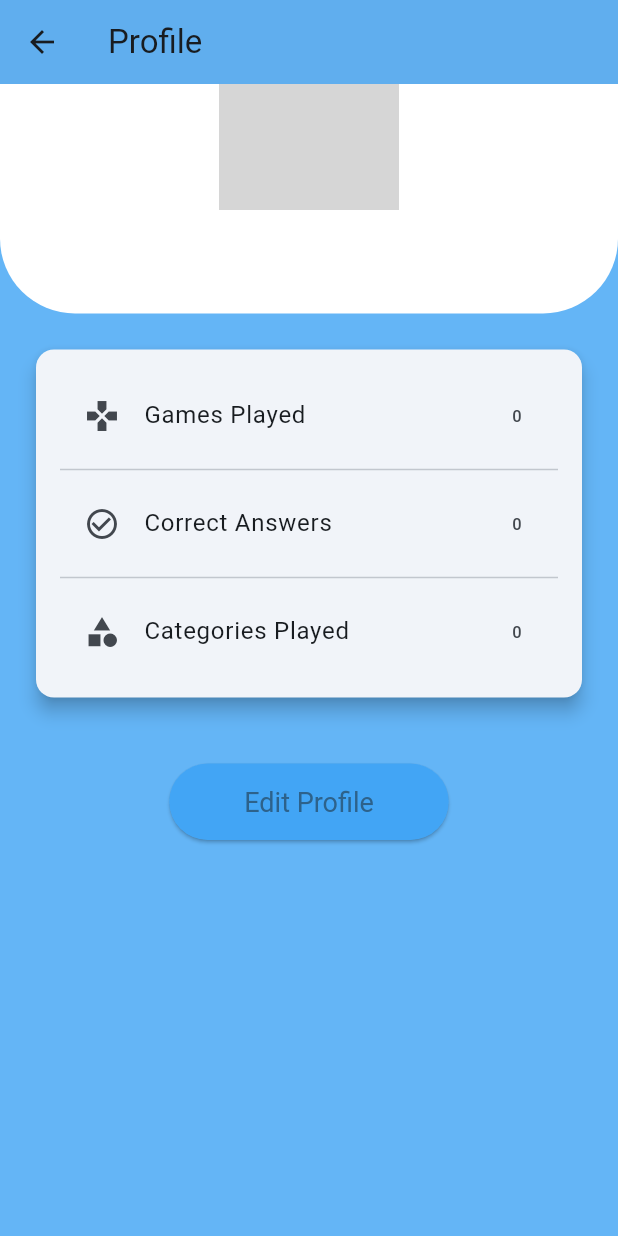
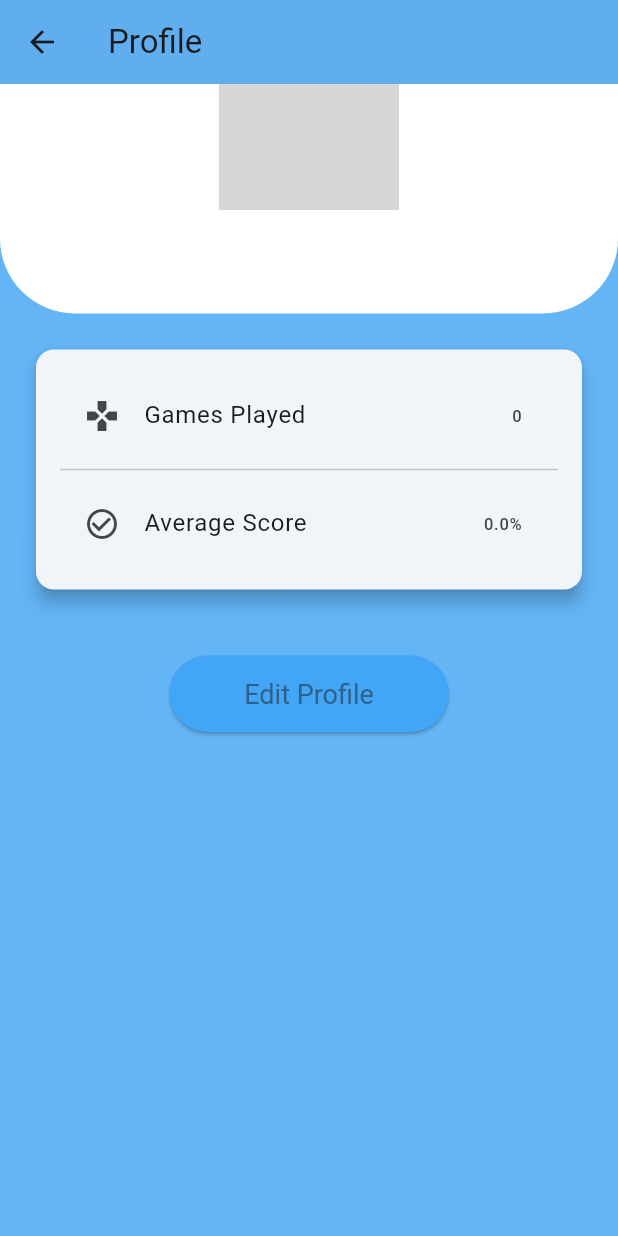
Before and after one commit to sanckh/TriviaNight, a Flutter app: the ProfileScreen screen opened directly with empty values, scrolled down 56 dp, on a phone screen of 412 x 824 dp. Run offline on Flutter 3.47's test engine with Material 2 defaults, Android fonts, the phone set to English and light mode, and no system bars; our stand-ins replace auto_size_text, cloud_firestore, firebase_auth, firebase_core, flutter_custom_clippers, font_awesome_flutter and 1 more; accounts and stored records are empty; grey boxes are pictures that could not be loaded.

Commit message:
added a chatgpt generated icon that is also the default profile picture for users

```diff
--- a/lib/models/users.dart
+++ b/lib/models/users.dart
@@ -1,3 +1,4 @@
+import 'package:flutter/material.dart';
 import 'package:cloud_firestore/cloud_firestore.dart';
 
 class User {
@@ -8,16 +9,17 @@ class User {
   int gamesPlayed;
   int correctAnswers;
   List<String> categoriesPlayed;
+  double averageScore;
 
-  User({
-    required this.id,
-    required this.username,
-    required this.email,
-    this.avatar = "",
-    this.gamesPlayed = 0,
-    this.correctAnswers = 0,
-    this.categoriesPlayed = const [],
-  });
+  User(
+      {required this.id,
+      required this.username,
+      required this.email,
+      this.avatar = 'assets/triviaplaceholdericon.png',
+      this.gamesPlayed = 0,
+      this.correctAnswers = 0,
+      this.categoriesPlayed = const [],
+      this.averageScore = 0});
 
   Map<String, dynamic> toJson() {
     return {
@@ -27,6 +29,7 @@ class User {
       'games_played': gamesPlayed,
       'correct_answers': correctAnswers,
       'categories_played': categoriesPlayed,
+      'average_score': averageScore,
     };
   }
 
@@ -37,10 +40,12 @@ class User {
       id: doc.id,
       username: data['username'],
       email: data['email'],
-      avatar: data['avatar'] ?? 'defaultAvatarURL', //make sure to create this
+      avatar: data['avatar'] ??
+          'assets/triviaplaceholdericon.png', //make sure to create this
       gamesPlayed: data['games_played'] ?? 0,
       correctAnswers: data['correct_answers'] ?? 0,
       categoriesPlayed: List<String>.from(data['categories_played'] ?? []),
+      averageScore: data['average_score'] ?? 0,
     );
   }
 }
--- a/lib/views/profile_screen.dart
+++ b/lib/views/profile_screen.dart
@@ -49,7 +49,10 @@ class _ProfileScreenState extends State<ProfileScreen> {
                   child: Column(
                     children: [
                       CircleAvatar(
-                        backgroundImage: NetworkImage(_user.avatar),
+                        backgroundImage: _user.avatar.startsWith('http')
+                            ? NetworkImage(_user.avatar)
+                                as ImageProvider<Object>
+                            : AssetImage(_user.avatar) as ImageProvider<Object>,
                         radius: 60,
                       ),
                       SizedBox(height: 15),
@@ -80,14 +83,8 @@ class _ProfileScreenState extends State<ProfileScreen> {
                         Divider(),
                         ListTile(
                           leading: Icon(Icons.check_circle_outline),
-                          title: Text('Correct Answers'),
-                          trailing: Text('${_user.correctAnswers}'),
-                        ),
-                        Divider(),
-                        ListTile(
-                          leading: Icon(Icons.category),
-                          title: Text('Categories Played'),
-                          trailing: Text('${_user.categoriesPlayed.length}'),
+                          title: Text('Average Score'),
+                          trailing: Text('${_user.averageScore}%'),
                         ),
                       ],
                     ),
--- a/lib/views/register_screen.dart
+++ b/lib/views/register_screen.dart
@@ -35,6 +35,11 @@ class _RegisterScreenState extends State<RegisterScreen> {
             .set({
           'username': _userName,
           'email': _email,
+          'avatar': 'assets/triviaplaceholdericon.png',
+          'games_played': 0,
+          'correct_answers': 0,
+          'categories_played': [],
+          'average_score': 0,
         });
 
         // Show a success dialog
```
Also changed, not shown: lib/services/user_service.dart (+23 -0 lines), lib/views/login_screen.dart (+7 -1 lines), lib/views/quiz_finished.dart (+23 -0 lines), pubspec.yaml (+8 -0 lines), assets/triviaplaceholdericon.png (added), pubspec.lock.
